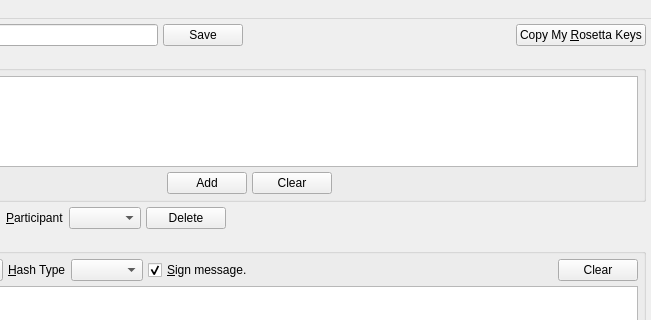
Above: UI/rosetta.ui from xloem/spot-on-svn before the change; both pictures show x 152 to 803 and y 0 to 320 of the 803 by 691 pixel window. Below: the same form after it.
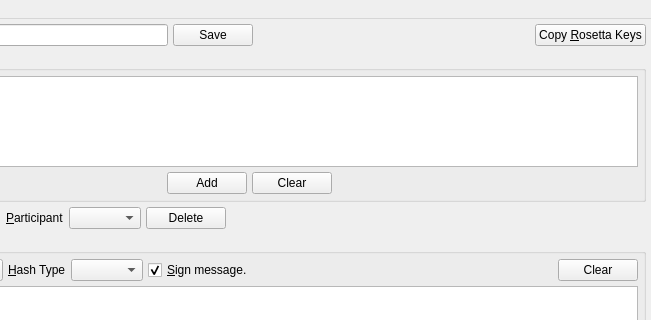
That is the form after the change. Icons and pictures are not drawn.

Diff of the .ui file:
```diff
--- a/UI/rosetta.ui
+++ b/UI/rosetta.ui
@@ -66,7 +66,7 @@
       <item>
        <widget class="QPushButton" name="copy">
         <property name="text">
-         <string>Copy My &amp;Rosetta Keys</string>
+         <string>Copy &amp;Rosetta Keys</string>
         </property>
        </widget>
       </item>
```
Left out of the diff: 5 changed lines with no effect on the pictures.
